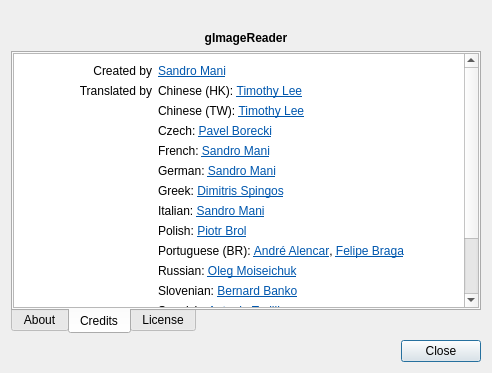
This is qt/data/AboutDialog.ui in manisandro/gImageReader as Qt 5 draws it before an edit. The edited form follows.
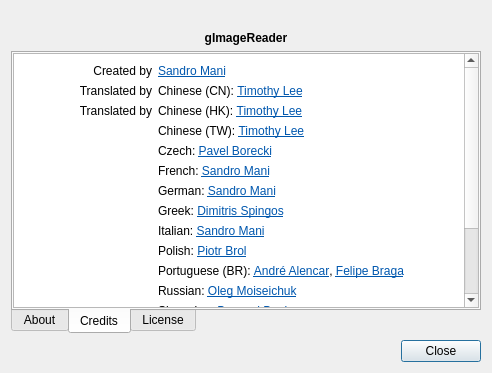
This is the edited form. The open tabs and pages were chosen to show the change. Icons and pictures are not drawn.

The edit to the form file:
```diff
--- a/qt/data/AboutDialog.ui
+++ b/qt/data/AboutDialog.ui
@@ -143,6 +143,11 @@
 &lt;td&gt;
 &lt;p align=&quot;right&quot; style=&quot; margin-top:12px; margin-bottom:12px; margin-left:0px; margin-right:0px; -qt-block-indent:0; text-indent:0px;&quot;&gt;Translated by&lt;/p&gt;&lt;/td&gt;
 &lt;td&gt;
+&lt;p style=&quot; margin-top:12px; margin-bottom:12px; margin-left:0px; margin-right:0px; -qt-block-indent:0; text-indent:0px;&quot;&gt;Chinese (CN): &lt;a href=&quot;mailto:timothy.ty.lee@gmail.com&quot;&gt;&lt;span style=&quot; text-decoration: underline; color:#0057ae;&quot;&gt;Timothy Lee&lt;/span&gt;&lt;/a&gt;&lt;/p&gt;&lt;/td&gt;&lt;/tr&gt;
+&lt;tr&gt;
+&lt;td&gt;
+&lt;p align=&quot;right&quot; style=&quot; margin-top:12px; margin-bottom:12px; margin-left:0px; margin-right:0px; -qt-block-indent:0; text-indent:0px;&quot;&gt;Translated by&lt;/p&gt;&lt;/td&gt;
+&lt;td&gt;
 &lt;p style=&quot; margin-top:12px; margin-bottom:12px; margin-left:0px; margin-right:0px; -qt-block-indent:0; text-indent:0px;&quot;&gt;Chinese (HK): &lt;a href=&quot;mailto:timothy.ty.lee@gmail.com&quot;&gt;&lt;span style=&quot; text-decoration: underline; color:#0057ae;&quot;&gt;Timothy Lee&lt;/span&gt;&lt;/a&gt;&lt;/p&gt;&lt;/td&gt;&lt;/tr&gt;
 &lt;tr&gt;
 &lt;td&gt;&lt;/td&gt;
```
